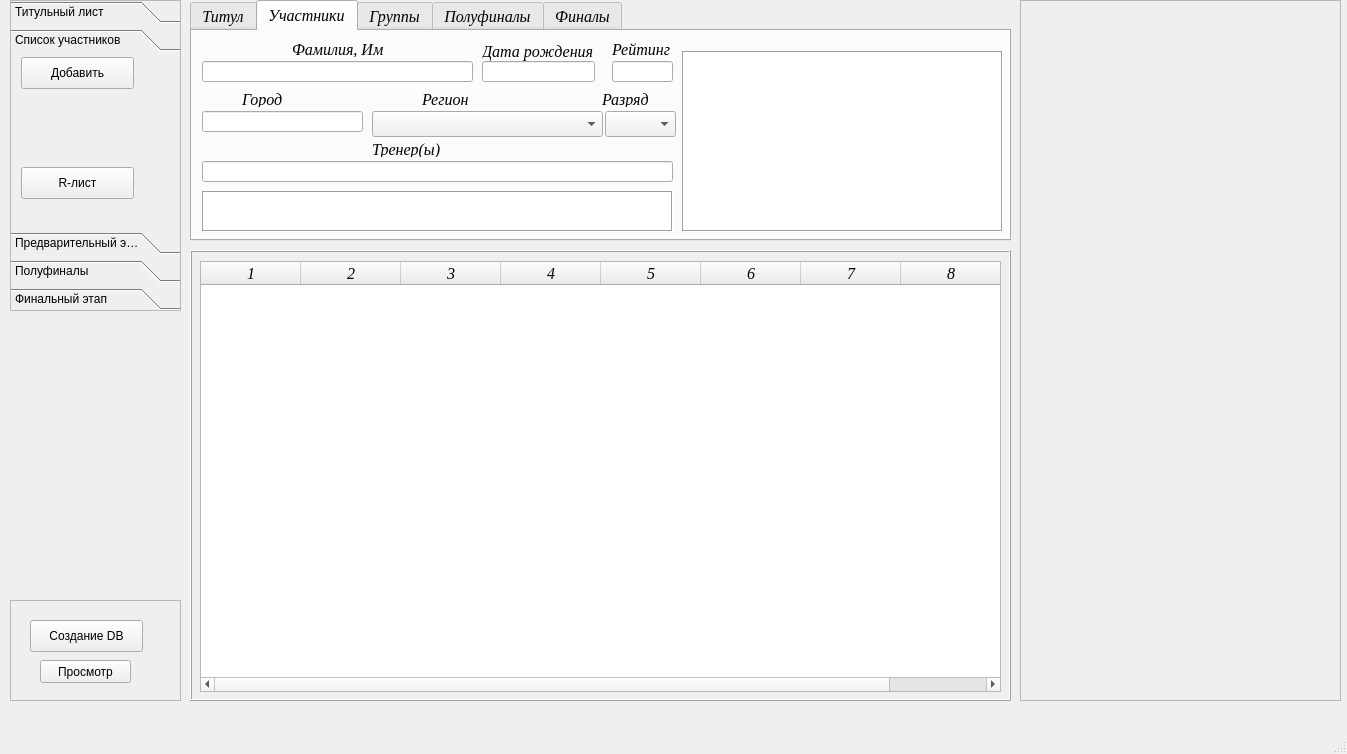
Qt form main_window.ui (Kaspar0810/Competitions_TT_SQL) before a commit.
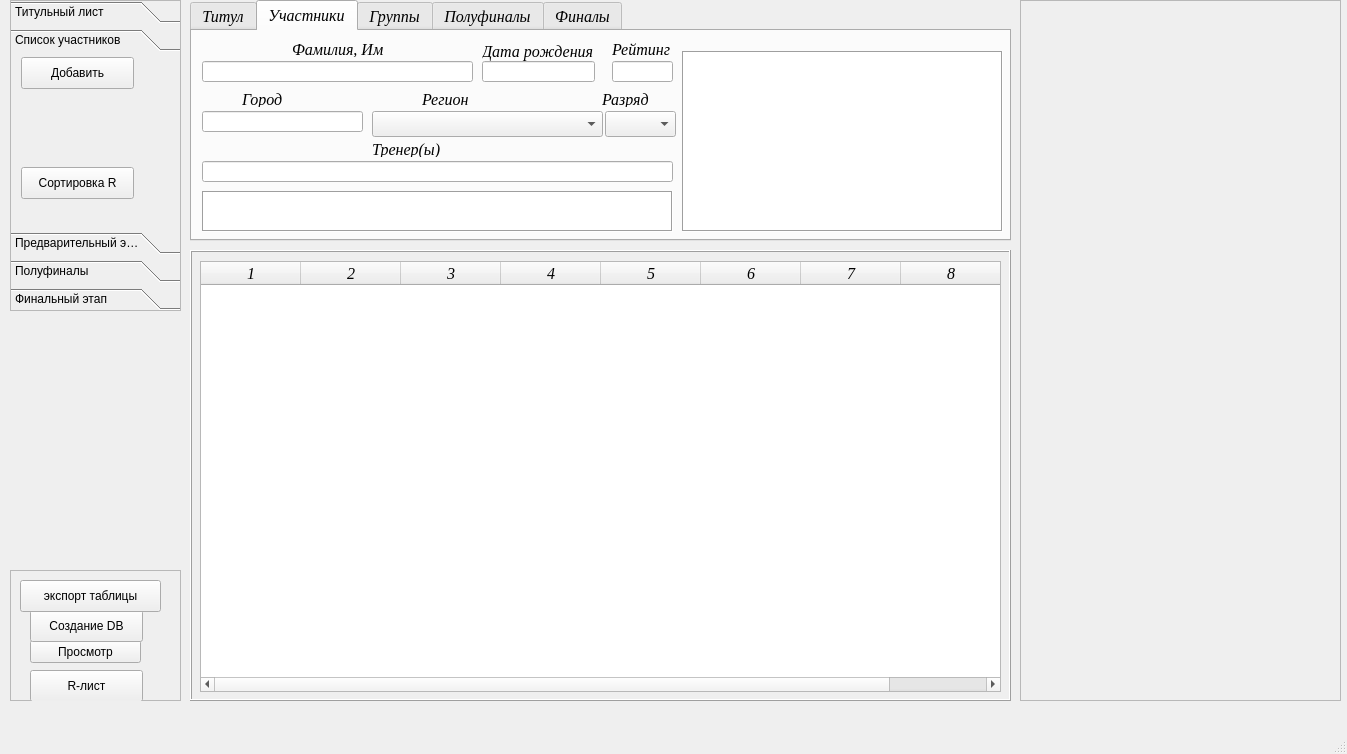
The same form after that commit. The open tabs and pages were chosen to show the change.

Commit message: сортирует по алф игроков

Patch:
```diff
--- a/main_window.ui
+++ b/main_window.ui
@@ -18,9 +18,9 @@
     <property name="geometry">
      <rect>
       <x>10</x>
-      <y>600</y>
+      <y>570</y>
       <width>171</width>
-      <height>101</height>
+      <height>131</height>
      </rect>
     </property>
     <property name="frameShape">
@@ -32,9 +32,9 @@
     <widget class="QPushButton" name="pushButton_view">
      <property name="geometry">
       <rect>
-       <x>30</x>
-       <y>60</y>
-       <width>91</width>
+       <x>20</x>
+       <y>70</y>
+       <width>111</width>
        <height>23</height>
       </rect>
      </property>
@@ -46,7 +46,7 @@
      <property name="geometry">
       <rect>
        <x>20</x>
-       <y>20</y>
+       <y>40</y>
        <width>113</width>
        <height>32</height>
       </rect>
@@ -55,6 +55,32 @@
       <string>Создание DB</string>
      </property>
     </widget>
+    <widget class="QPushButton" name="pushButton_export">
+     <property name="geometry">
+      <rect>
+       <x>10</x>
+       <y>10</y>
+       <width>141</width>
+       <height>32</height>
+      </rect>
+     </property>
+     <property name="text">
+      <string>экспорт таблицы</string>
+     </property>
+    </widget>
+    <widget class="QPushButton" name="pushButton_Rlist">
+     <property name="geometry">
+      <rect>
+       <x>20</x>
+       <y>100</y>
+       <width>113</width>
+       <height>32</height>
+      </rect>
+     </property>
+     <property name="text">
+      <string>R-лист</string>
+     </property>
+    </widget>
    </widget>
    <widget class="QFrame" name="frame_3">
     <property name="geometry">
@@ -150,19 +176,6 @@
      <attribute name="label">
       <string>Список участников</string>
      </attribute>
-     <widget class="QPushButton" name="pushButton_Rlist">
-      <property name="geometry">
-       <rect>
-        <x>10</x>
-        <y>110</y>
-        <width>113</width>
-        <height>32</height>
-       </rect>
-      </property>
-      <property name="text">
-       <string>R-лист</string>
-      </property>
-     </widget>
      <widget class="QPushButton" name="pushButton_add_player">
       <property name="geometry">
        <rect>
@@ -176,6 +189,19 @@
        <string>Добавить</string>
       </property>
      </widget>
+     <widget class="QPushButton" name="pushButton_sort_R">
+      <property name="geometry">
+       <rect>
+        <x>10</x>
+        <y>110</y>
+        <width>113</width>
+        <height>32</height>
+       </rect>
+      </property>
+      <property name="text">
+       <string>Сортировка R</string>
+      </property>
+     </widget>
     </widget>
     <widget class="QWidget" name="page_3">
      <property name="geometry">
```
Left out of the diff: 14 changed lines with no effect on the pictures. The commit also changes 2 other files.
